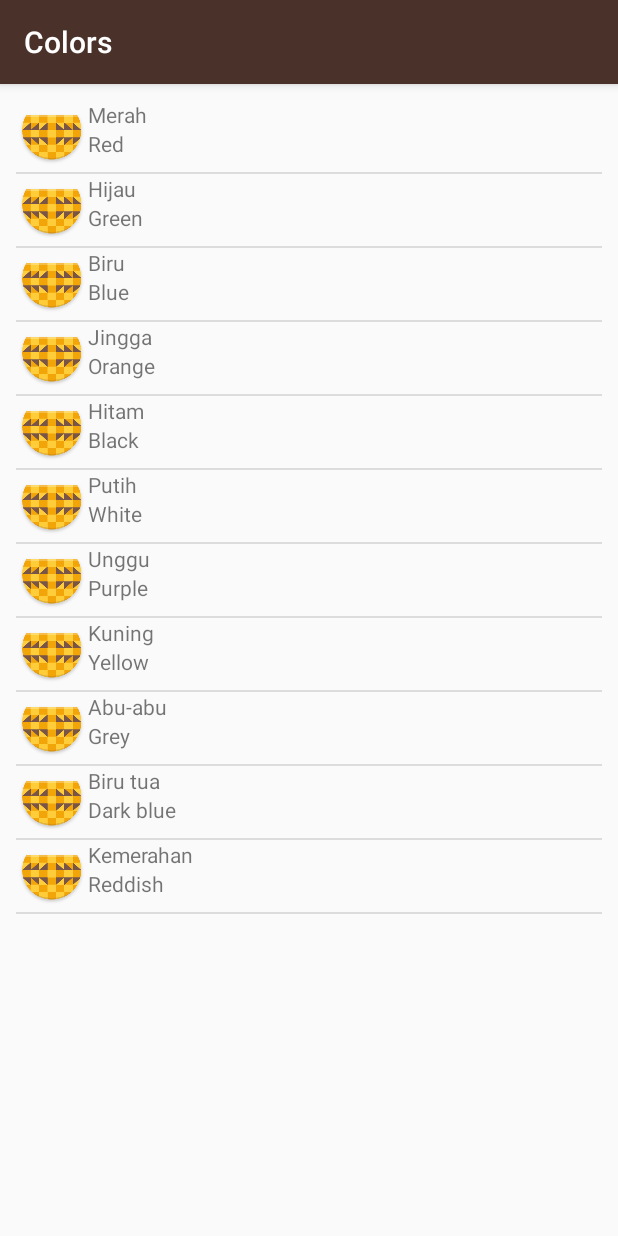
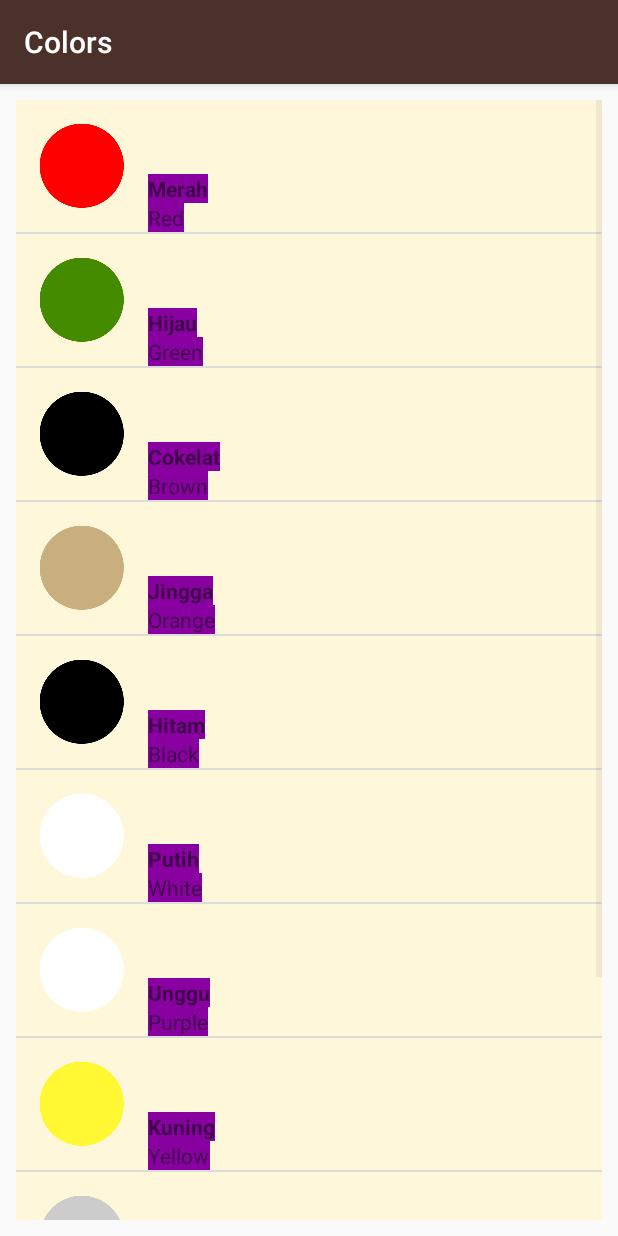
Before and after one commit to amyunus/Miwok, an Android app: the ColorsActivity screen opened directly, with no data from a screen before it, on a phone screen of 412 x 824 dp. Run offline under Robolectric (Android 15) with nearby library versions, the phone set to English and light mode, and no system bars.

Commit message:
Lesson 3 is over

```diff
--- a/app/src/main/java/com/example/android/miwok/ColorsActivity.java
+++ b/app/src/main/java/com/example/android/miwok/ColorsActivity.java
@@ -14,20 +14,21 @@ public class ColorsActivity extends AppCompatActivity {
         setContentView(R.layout.activity_word_list);
 
         ArrayList<Word> enWarna = new ArrayList<>();
-        enWarna.add(0, new Word("Red", "Merah"));
-        enWarna.add(1, new Word("Green", "Hijau"));
-        enWarna.add(2, new Word("Blue", "Biru"));
-        enWarna.add(3, new Word("Orange", "Jingga"));
-        enWarna.add(4, new Word("Black", "Hitam"));
-        enWarna.add(5, new Word("White", "Putih"));
-        enWarna.add(6, new Word("Purple", "Unggu"));
-        enWarna.add(7, new Word("Yellow", "Kuning"));
-        enWarna.add(8, new Word("Grey", "Abu-abu"));
-        enWarna.add(9, new Word("Dark blue", "Biru tua"));
-        enWarna.add(10, new Word("Reddish", "Kemerahan"));
+        enWarna.add(0, new Word("Red", "Merah", R.drawable.color_red));
+        enWarna.add(1, new Word("Green", "Hijau", R.drawable.color_green));
+        enWarna.add(2, new Word("Brown", "Cokelat", R.drawable.color_black));
+        enWarna.add(3, new Word("Orange", "Jingga", R.drawable.color_dusty_yellow));
+        enWarna.add(4, new Word("Black", "Hitam", R.drawable.color_black));
+        enWarna.add(5, new Word("White", "Putih", R.drawable.color_white));
+        enWarna.add(6, new Word("Purple", "Unggu", R.drawable.color_white));
+        enWarna.add(7, new Word("Yellow", "Kuning", R.drawable.color_mustard_yellow));
+        enWarna.add(8, new Word("Grey", "Abu-abu", R.drawable.color_gray));
+        enWarna.add(9, new Word("Dark blue", "Biru tua", R.drawable.color_red));
+        enWarna.add(10, new Word("Reddish", "Kemerahan", R.drawable.color_red));
 
-        WordAdapter rootNumberView = new WordAdapter(this, R.layout.list_item, enWarna);
+        WordAdapter rootNumberView = new WordAdapter(this, R.layout.list_item, enWarna, R.color.category_colors);
         ListView listView = (ListView) findViewById(R.id.wordListView);
+
         listView.setPadding(16, 16, 16, 16);
         listView.setAdapter(rootNumberView);
     }
--- a/app/src/main/java/com/example/android/miwok/PhrasesActivity.java
+++ b/app/src/main/java/com/example/android/miwok/PhrasesActivity.java
@@ -26,7 +26,7 @@ public class PhrasesActivity extends AppCompatActivity {
         enPhrase.add(9, new Word("I am hungry", "Saya lapar"));
         enPhrase.add(10, new Word("I order fried rice, please", "Tolong, saya pesan nasi goreng"));
 
-        WordAdapter rootNumberView = new WordAdapter(this, R.layout.list_item, enPhrase);
+        WordAdapter rootNumberView = new WordAdapter(this, R.layout.list_item, enPhrase, R.color.category_phrases);
         ListView listView = (ListView) findViewById(R.id.wordListView);
         listView.setPadding(16, 16, 16, 16);
         listView.setAdapter(rootNumberView);
--- a/app/src/main/java/com/example/android/miwok/Word.java
+++ b/app/src/main/java/com/example/android/miwok/Word.java
@@ -10,9 +10,17 @@ public class Word {
 
     private String mMiwokWord;
 
+    private int mImageWord;
+
     public Word(String enWord, String miwokWord){
         mEnWord = enWord;
         mMiwokWord = miwokWord;
+    }
+
+    public Word(String enWord, String miwokWord, int imageWord){
+        mEnWord = enWord;
+        mMiwokWord = miwokWord;
+        mImageWord = imageWord;
     }
 
     public String getEnglishTranslation(){
@@ -23,4 +31,8 @@ public class Word {
         return mMiwokWord;
     }
 
+    public int getMiwokImage(){
+        return mImageWord;
+    }
+
 }
--- a/app/src/main/java/com/example/android/miwok/WordAdapter.java
+++ b/app/src/main/java/com/example/android/miwok/WordAdapter.java
@@ -5,6 +5,7 @@ import android.view.LayoutInflater;
 import android.view.View;
 import android.view.ViewGroup;
 import android.widget.ArrayAdapter;
+import android.widget.ImageView;
 import android.widget.TextView;
 
 import java.util.ArrayList;
@@ -15,8 +16,11 @@ import java.util.ArrayList;
 
 public class WordAdapter extends ArrayAdapter<Word> {
 
-    public WordAdapter(Activity context, int resource, ArrayList<Word> words) {
+    private int mBackgroundColor;
+
+    public WordAdapter(Activity context, int resource, ArrayList<Word> words, int backgroundColor) {
         super(context, resource, words);
+        mBackgroundColor = backgroundColor;
     }
 
     @Override
@@ -32,9 +36,14 @@ public class WordAdapter extends ArrayAdapter<Word> {
 
         TextView enWord = (TextView) listItemView.findViewById(R.id.english_text_view);
         enWord.setText(currentWord.getEnglishTranslation());
+        enWord.setBackgroundResource(mBackgroundColor);
 
         TextView miwokWord = (TextView) listItemView.findViewById(R.id.miwok_text_view);
         miwokWord.setText(currentWord.getMiwokTranslation());
+        miwokWord.setBackgroundResource(mBackgroundColor);
+
+        ImageView miwokImage = (ImageView) listItemView.findViewById(R.id.miwok_image_view);
+        miwokImage.setImageResource(currentWord.getMiwokImage());
 
         return listItemView;
 
--- a/app/src/main/res/layout/list_item.xml
+++ b/app/src/main/res/layout/list_item.xml
@@ -4,11 +4,12 @@
     xmlns:tools="http://schemas.android.com/tools"
     android:id="@+id/listItemRootView"
     android:layout_width="match_parent"
-    android:layout_height="match_parent">
+    android:layout_height="match_parent"
+    android:background="@color/tan_background">
 
     <ImageView
         android:id="@+id/miwok_image_view"
-        android:layout_width="wrap_content"
+        android:layout_width="0dp"
         android:layout_height="wrap_content"
         android:src="@mipmap/ic_launcher" />
 
@@ -16,13 +17,17 @@
         android:id="@+id/miwok_text_view"
         android:layout_width="wrap_content"
         android:layout_height="wrap_content"
-        app:layout_constraintLeft_toRightOf="@+id/miwok_image_view" />
+        android:textStyle="bold"
+        app:layout_constraintBottom_toTopOf="@+id/english_text_view"
+        app:layout_constraintLeft_toRightOf="@+id/miwok_image_view"
+        tools:text="ABC" />
 
     <TextView
         android:id="@+id/english_text_view"
         android:layout_width="wrap_content"
         android:layout_height="wrap_content"
         app:layout_constraintLeft_toRightOf="@+id/miwok_image_view"
-        app:layout_constraintTop_toBottomOf="@+id/miwok_text_view"/>
+        app:layout_constraintTop_toBottomOf="@+id/miwok_text_view"
+        tools:text="XYZ" />
 
 </android.support.constraint.ConstraintLayout>
```
Also changed, not shown: app/src/main/java/com/example/android/miwok/FamilyActivity.java (+12 -12 lines), app/src/main/java/com/example/android/miwok/NumbersActivity.java (+12 -12 lines).
